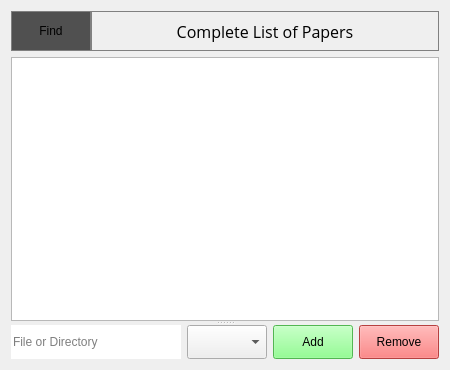
janoschortmann/abstract-screening, file ui/xml/data.ui: the form before one commit.
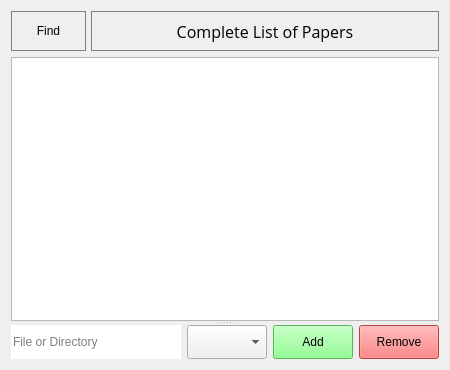
The form after the commit.

Patch:
```diff
--- a/ui/xml/data.ui
+++ b/ui/xml/data.ui
@@ -13,6 +13,16 @@
   <property name="windowTitle">
    <string>Paper List Window</string>
   </property>
+  <property name="styleSheet">
+   <string notr="true">.QPushButton:hover {
+    background-color: #64b5f6;
+    color: #fff;
+}
+
+.QPushButton:pressed {
+    background-color: #bbdefb;
+}</string>
+  </property>
   <layout class="QVBoxLayout" name="verticalLayout">
    <item>
     <widget class="QWidget" name="horizontalWidget" native="true">
@@ -53,8 +63,8 @@
          <bool>false</bool>
         </property>
         <property name="styleSheet">
-         <string notr="true">background-color: rgb(80, 80, 80);
-border: 1px solid grey;</string>
+         <string notr="true">border: 1px solid grey;
+margin-right: 5px;</string>
         </property>
         <property name="text">
          <string>Find</string>
```
Left out of the diff: 9 changed lines with no effect on the pictures.
